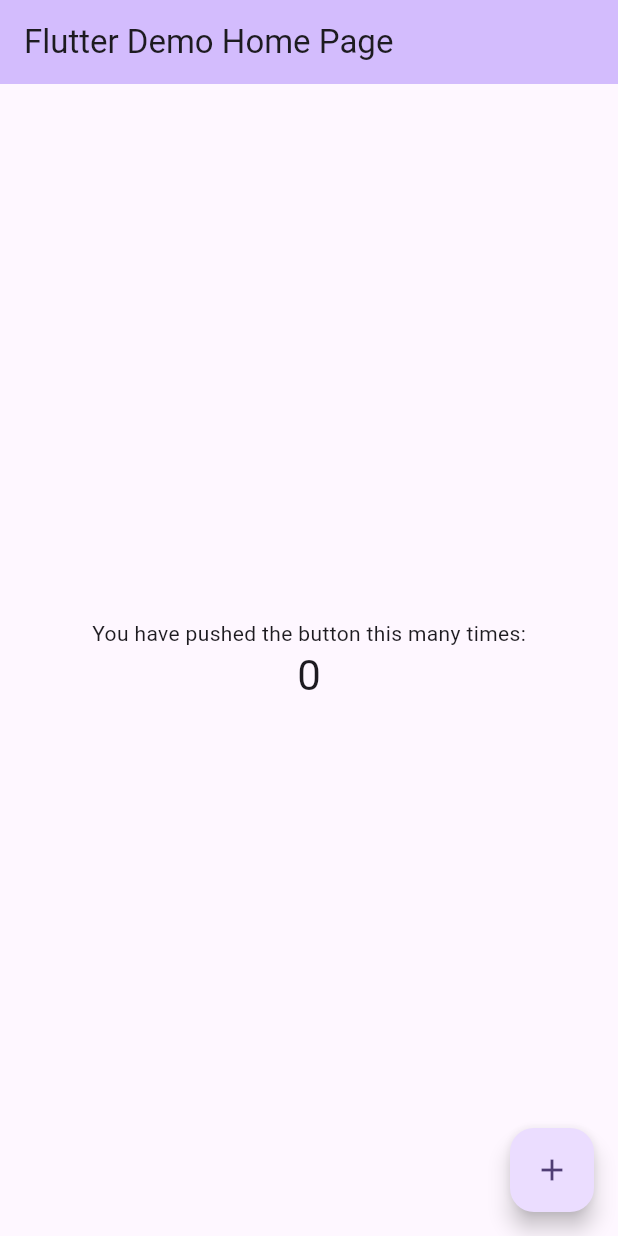
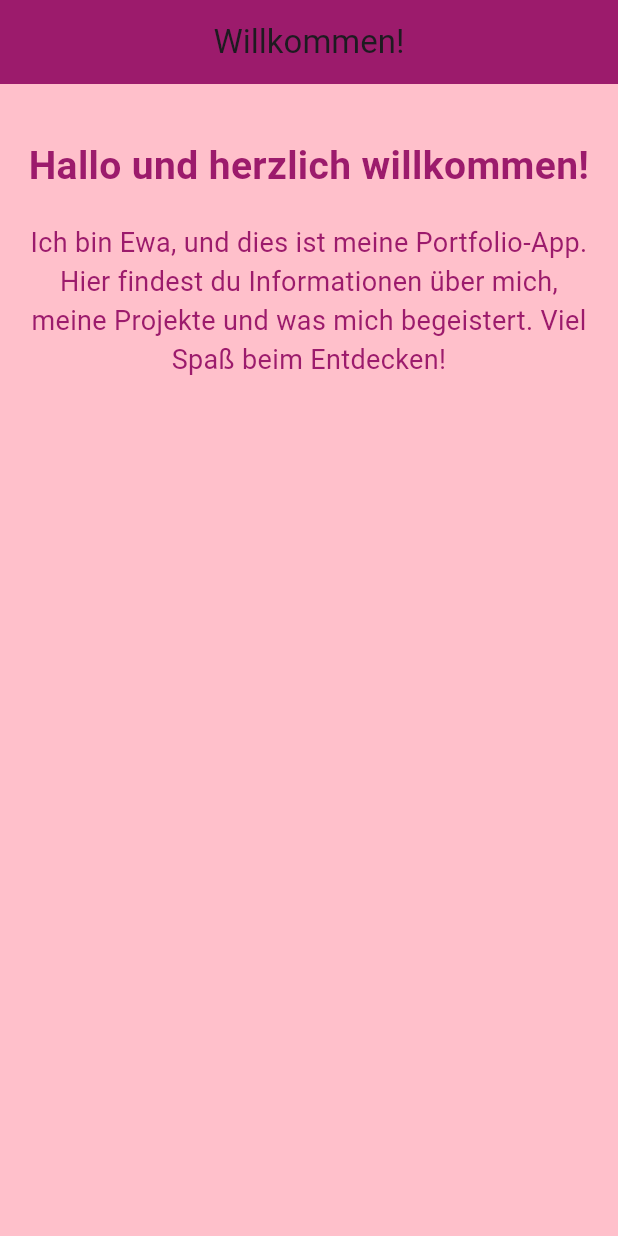
Before and after one commit to ewaposnjak/portfolio_-5536436-, a Flutter app: the screen it shows after launch, on a phone screen of 412 x 824 dp. Run offline on Flutter 3.47's test engine with Material 3 defaults, Android fonts, the phone set to English and light mode, and no system bars.

Commit message:
Startseite mit rosa Hintergrund und pinker Schrift gestaltet

```diff
--- a/lib/main.dart
+++ b/lib/main.dart
@@ -1,4 +1,5 @@
 import 'package:flutter/material.dart';
+import 'startseite.dart'; // Import der Startseite
 
 void main() {
   runApp(const MyApp());
@@ -7,116 +8,14 @@ void main() {
 class MyApp extends StatelessWidget {
   const MyApp({super.key});
 
-  // This widget is the root of your application.
   @override
   Widget build(BuildContext context) {
     return MaterialApp(
-      title: 'Flutter Demo',
+      title: 'Willkommen',
       theme: ThemeData(
-        // This is the theme of your application.
-        //
-        // TRY THIS: Try running your application with "flutter run". You'll see
-        // the application has a purple toolbar. Then, without quitting the app,
-        // try changing the seedColor in the colorScheme below to Colors.green
-        // and then invoke "hot reload" (save your changes or press the "hot
-        // reload" button in a Flutter-supported IDE, or press "r" if you used
-        // the command line to start the app).
-        //
-        // Notice that the counter didn't reset back to zero; the application
-        // state is not lost during the reload. To reset the state, use hot
-        // restart instead.
-        //
-        // This works for code too, not just values: Most code changes can be
-        // tested with just a hot reload.
-        colorScheme: ColorScheme.fromSeed(seedColor: Colors.deepPurple),
+        primarySwatch: Colors.blue,
       ),
-      home: const MyHomePage(title: 'Flutter Demo Home Page'),
+      home: const Startseite(), // Zeigt die Startseite an
     );
   }
 }
-
-class MyHomePage extends StatefulWidget {
-  const MyHomePage({super.key, required this.title});
-
-  // This widget is the home page of your application. It is stateful, meaning
-  // that it has a State object (defined below) that contains fields that affect
-  // how it looks.
-
-  // This class is the configuration for the state. It holds the values (in this
-  // case the title) provided by the parent (in this case the App widget) and
-  // used by the build method of the State. Fields in a Widget subclass are
-  // always marked "final".
-
-  final String title;
-
-  @override
-  State<MyHomePage> createState() => _MyHomePageState();
-}
-
-class _MyHomePageState extends State<MyHomePage> {
-  int _counter = 0;
-
-  void _incrementCounter() {
-    setState(() {
-      // This call to setState tells the Flutter framework that something has
-      // changed in this State, which causes it to rerun the build method below
-      // so that the display can reflect the updated values. If we changed
-      // _counter without calling setState(), then the build method would not be
-      // called again, and so nothing would appear to happen.
-      _counter++;
-    });
-  }
-
-  @override
-  Widget build(BuildContext context) {
-    // This method is rerun every time setState is called, for instance as done
-    // by the _incrementCounter method above.
-    //
-    // The Flutter framework has been optimized to make rerunning build methods
-    // fast, so that you can just rebuild anything that needs updating rather
-    // than having to individually change instances of widgets.
-    return Scaffold(
-      appBar: AppBar(
-        // TRY THIS: Try changing the color here to a specific color (to
-        // Colors.amber, perhaps?) and trigger a hot reload to see the AppBar
-        // change color while the other colors stay the same.
-        backgroundColor: Theme.of(context).colorScheme.inversePrimary,
-        // Here we take the value from the MyHomePage object that was created by
-        // the App.build method, and use it to set our appbar title.
-        title: Text(widget.title),
-      ),
-      body: Center(
-        // Center is a layout widget. It takes a single child and positions it
-        // in the middle of the parent.
-        child: Column(
-          // Column is also a layout widget. It takes a list of children and
-          // arranges them vertically. By default, it sizes itself to fit its
-          // children horizontally, and tries to be as tall as its parent.
-          //
-          // Column has various properties to control how it sizes itself and
-          // how it positions its children. Here we use mainAxisAlignment to
-          // center the children vertically; the main axis here is the vertical
-          // axis because Columns are vertical (the cross axis would be
-          // horizontal).
-          //
-          // TRY THIS: Invoke "debug painting" (choose the "Toggle Debug Paint"
-          // action in the IDE, or press "p" in the console), to see the
-          // wireframe for each widget.
-          mainAxisAlignment: MainAxisAlignment.center,
-          children: <Widget>[
-            const Text('You have pushed the button this many times:'),
-            Text(
-              '$_counter',
-              style: Theme.of(context).textTheme.headlineMedium,
-            ),
-          ],
-        ),
-      ),
-      floatingActionButton: FloatingActionButton(
-        onPressed: _incrementCounter,
-        tooltip: 'Increment',
-        child: const Icon(Icons.add),
-      ), // This trailing comma makes auto-formatting nicer for build methods.
-    );
-  }
-}
--- a/lib/startseite.dart
+++ b/lib/startseite.dart
@@ -0,0 +1,46 @@
+import 'package:flutter/material.dart';
+
+class Startseite extends StatelessWidget {
+  const Startseite({Key? key}) : super(key: key);
+
+  @override
+  Widget build(BuildContext context) {
+    return Scaffold(
+      backgroundColor: Color(0xFFFFC0CB), // Hintergrundfarbe auf Rosa-Pink setzen
+      appBar: AppBar(
+        title: const Text('Willkommen!'),
+        centerTitle: true,
+        backgroundColor: Color(0xFF9C1B6C), // Dunkles Pink für die AppBar
+      ),
+      body: Padding(
+        padding: const EdgeInsets.all(16.0),
+        child: Column(
+          crossAxisAlignment: CrossAxisAlignment.center,
+          children: [
+            const SizedBox(height: 20),
+            const Text(
+              'Hallo und herzlich willkommen!',
+              style: TextStyle(
+                fontSize: 26,
+                fontWeight: FontWeight.bold,
+                color: Color(0xFF9C1B6C), // Dunkles Pink für den Text
+              ),
+              textAlign: TextAlign.center,
+            ),
+            const SizedBox(height: 20),
+            const Text(
+              'Ich bin Ewa, und dies ist meine Portfolio-App. '
+              'Hier findest du Informationen über mich, meine Projekte und was mich begeistert. '
+              'Viel Spaß beim Entdecken!',
+              style: TextStyle(
+                fontSize: 18,
+                color: Color(0xFF9C1B6C), // Dunkles Pink für den Text
+              ),
+              textAlign: TextAlign.center,
+            ),
+          ],
+        ),
+      ),
+    );
+  }
+}
--- a/pubspec.yaml
+++ b/pubspec.yaml
@@ -57,6 +57,10 @@ flutter:
   # the material Icons class.
   uses-material-design: true
 
+assets:
+  - assets/Mein_Foto.jpeg
+
+
   # To add assets to your application, add an assets section, like this:
   # assets:
   #   - images/a_dot_burr.jpeg
```
Also changed, not shown: assets/Mein_Foto.jpeg (deleted).
